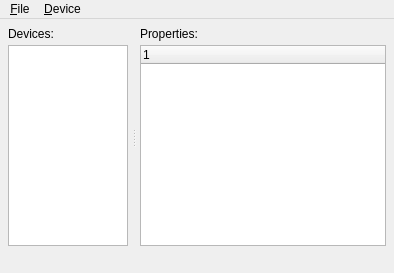
Before: the Qt Designer form qnut/connman.ui in dosnut/nut, drawn with Qt 5.
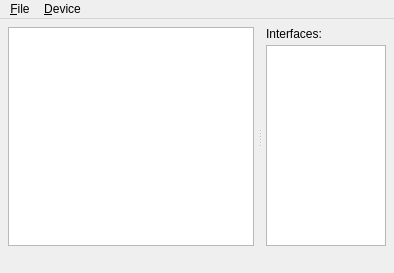
After: the same form once the commit is applied.

Patch:
```diff
--- a/qnut/connman.ui
+++ b/qnut/connman.ui
@@ -44,12 +44,20 @@
       <widget class="QWidget" name="verticalLayout" >
        <layout class="QVBoxLayout" >
         <item>
-         <widget class="QLabel" name="devicesLabel" >
+         <widget class="QTreeWidget" name="overviewWidget" >
+          <property name="columnCount" >
+           <number>0</number>
+          </property>
+         </widget>
+        </item>
+       </layout>
+      </widget>
+      <widget class="QWidget" name="layoutWidget" >
+       <layout class="QVBoxLayout" >
+        <item>
+         <widget class="QLabel" name="interfacesLabel" >
           <property name="text" >
-           <string>Devices:</string>
-          </property>
-          <property name="textFormat" >
-           <enum>Qt::AutoText</enum>
+           <string>Interfaces:</string>
           </property>
           <property name="buddy" >
            <cstring>devicesWidget</cstring>
@@ -57,7 +65,7 @@
          </widget>
         </item>
         <item>
-         <widget class="QListWidget" name="devicesWidget" >
+         <widget class="QTreeWidget" name="interfacesWidget" >
           <property name="sizePolicy" >
            <sizepolicy vsizetype="Expanding" hsizetype="Ignored" >
             <horstretch>0</horstretch>
@@ -70,35 +78,9 @@
             <height>0</height>
            </size>
           </property>
-         </widget>
-        </item>
-       </layout>
-      </widget>
-      <widget class="QWidget" name="" >
-       <layout class="QVBoxLayout" >
-        <item>
-         <widget class="QLabel" name="propertiesLabel" >
-          <property name="text" >
-           <string>Properties:</string>
+          <property name="columnCount" >
+           <number>0</number>
           </property>
-          <property name="buddy" >
-           <cstring>propertiesWidget</cstring>
-          </property>
-         </widget>
-        </item>
-        <item>
-         <widget class="QTreeWidget" name="propertiesWidget" >
-          <property name="minimumSize" >
-           <size>
-            <width>120</width>
-            <height>0</height>
-           </size>
-          </property>
-          <column>
-           <property name="text" >
-            <string>1</string>
-           </property>
-          </column>
          </widget>
         </item>
        </layout>
```
Left out of the diff: 9 changed lines with no effect on the pictures.
